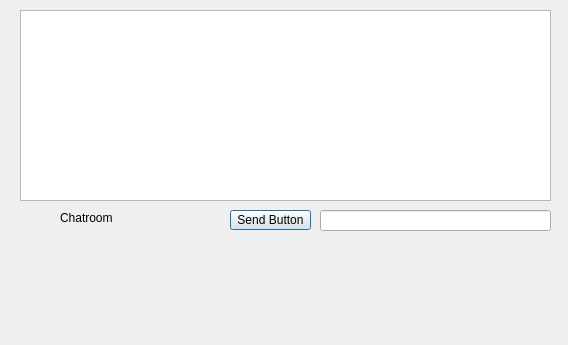
Before: the Qt Designer form chatwindow.ui in hamza-hamzaa/Study-Buddy-C.S2-Lab-project, drawn with Qt 5.
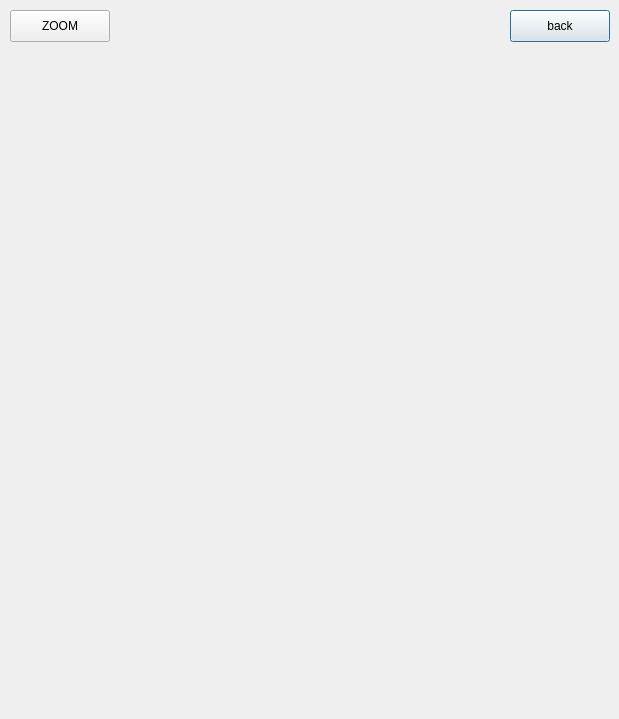
After: the same form once the commit is applied.

What changed in the file:
```diff
--- a/chatwindow.ui
+++ b/chatwindow.ui
@@ -6,70 +6,37 @@
    <rect>
     <x>0</x>
     <y>0</y>
-    <width>568</width>
-    <height>345</height>
+    <width>619</width>
+    <height>719</height>
    </rect>
   </property>
   <property name="windowTitle">
    <string>Dialog</string>
   </property>
-  <widget class="QTextEdit" name="ChatMessages">
+  <widget class="QPushButton" name="backButton">
    <property name="geometry">
     <rect>
-     <x>20</x>
+     <x>510</x>
      <y>10</y>
-     <width>531</width>
-     <height>191</height>
+     <width>100</width>
+     <height>32</height>
     </rect>
    </property>
-   <property name="html">
-    <string>&lt;!DOCTYPE HTML PUBLIC &quot;-//W3C//DTD HTML 4.0//EN&quot; &quot;http://www.w3.org/TR/REC-html40/strict.dtd&quot;&gt;
-&lt;html&gt;&lt;head&gt;&lt;meta name=&quot;qrichtext&quot; content=&quot;1&quot; /&gt;&lt;meta charset=&quot;utf-8&quot; /&gt;&lt;style type=&quot;text/css&quot;&gt;
-p, li { white-space: pre-wrap; }
-hr { height: 1px; border-width: 0; }
-li.unchecked::marker { content: &quot;\2610&quot;; }
-li.checked::marker { content: &quot;\2612&quot;; }
-&lt;/style&gt;&lt;/head&gt;&lt;body style=&quot; font-family:'Segoe UI'; font-size:9pt; font-weight:400; font-style:normal;&quot;&gt;
-&lt;p style=&quot;-qt-paragraph-type:empty; margin-top:0px; margin-bottom:0px; margin-left:0px; margin-right:0px; -qt-block-indent:0; text-indent:0px;&quot;&gt;&lt;br /&gt;&lt;/p&gt;&lt;/body&gt;&lt;/html&gt;</string>
-   </property>
-  </widget>
-  <widget class="QLineEdit" name="Inputbox">
-   <property name="geometry">
-    <rect>
-     <x>320</x>
-     <y>210</y>
-     <width>231</width>
-     <height>21</height>
-    </rect>
-   </property>
    <property name="text">
-    <string/>
+    <string>back</string>
    </property>
   </widget>
   <widget class="QPushButton" name="sendButton">
    <property name="geometry">
     <rect>
-     <x>230</x>
-     <y>210</y>
-     <width>81</width>
-     <height>20</height>
+     <x>10</x>
+     <y>10</y>
+     <width>100</width>
+     <height>32</height>
     </rect>
    </property>
    <property name="text">
-    <string>Send Button</string>
-   </property>
-  </widget>
-  <widget class="QLabel" name="Chatroom">
-   <property name="geometry">
-    <rect>
-     <x>60</x>
-     <y>210</y>
-     <width>91</width>
-     <height>16</height>
-    </rect>
-   </property>
-   <property name="text">
-    <string>Chatroom</string>
+    <string>ZOOM</string>
    </property>
   </widget>
  </widget>
```
Left out of the diff: 8 changed lines with no effect on the pictures.
